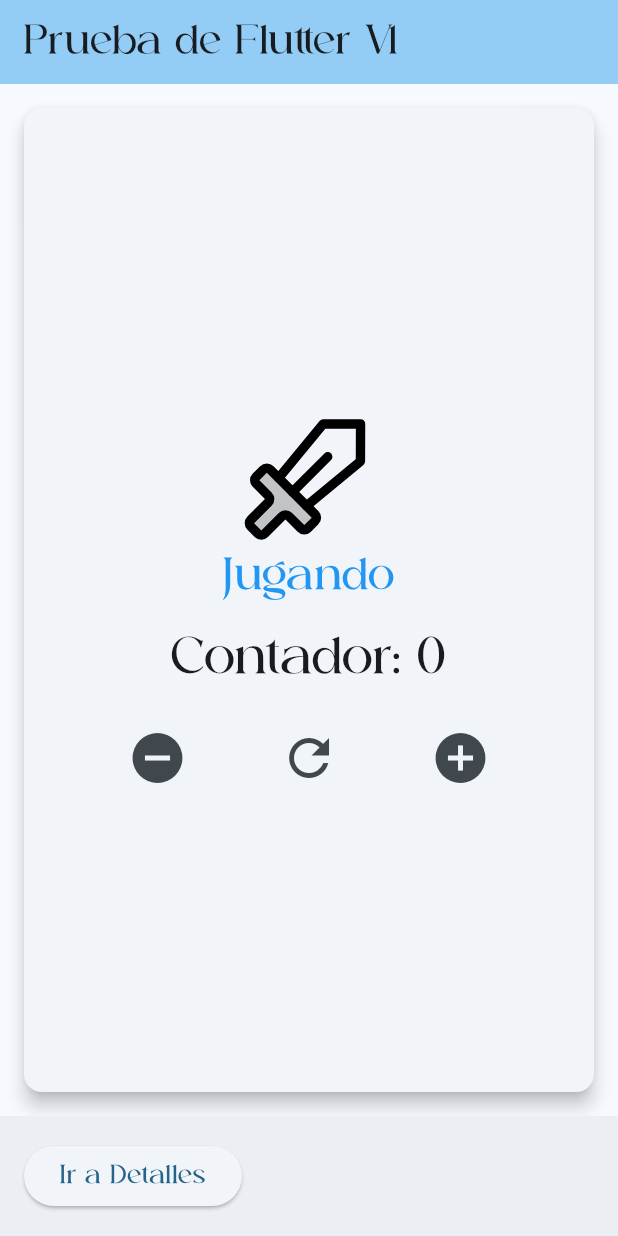
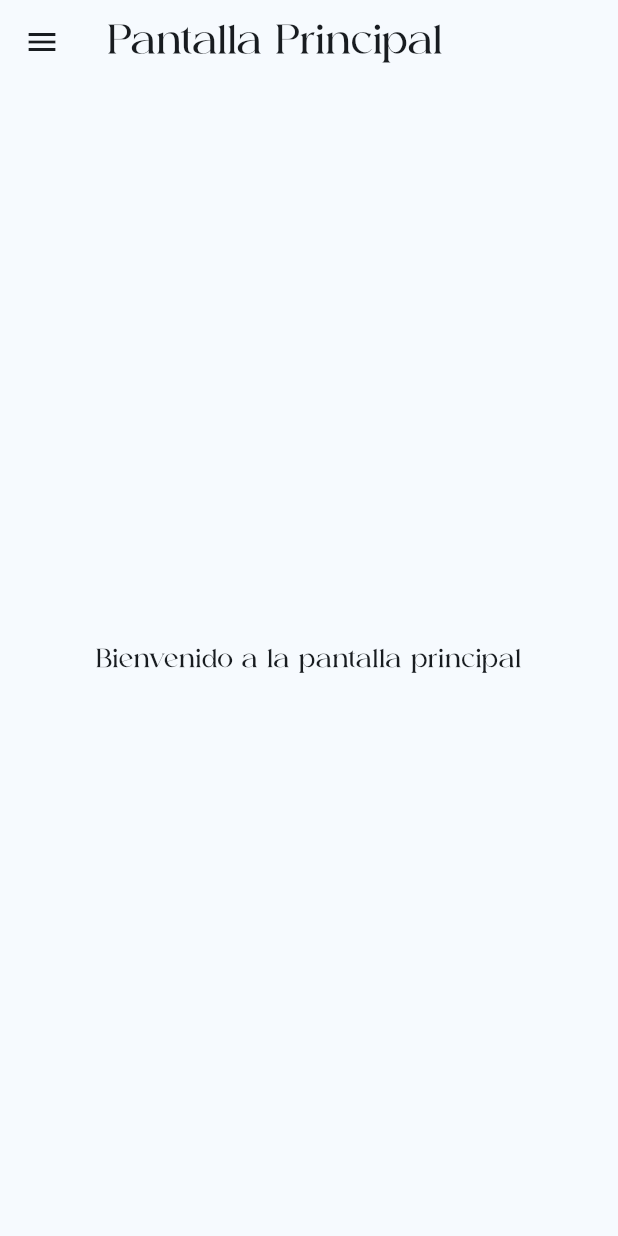
Before and after one commit to RigxorZero/3479A321_2022479012, a Flutter app: the screen it shows after launch, on a phone screen of 412 x 824 dp. Run offline on Flutter 3.47's test engine with Material 3 defaults, Android fonts, the light colour scheme and no system bars; our stand-ins replace logger.

Commit message:
Primera parte laboratorio 6
Añadí la pestaña auditoria

```diff
--- a/lib/main.dart
+++ b/lib/main.dart
@@ -3,6 +3,7 @@ import 'package:logger/logger.dart';
 import 'pages/my_home_page.dart';
 import 'pages/detail_screen.dart';
 import 'pages/about_screen.dart';
+import 'pages/audit_screen.dart';
 
 void main() {
   runApp(const MyApp());
@@ -24,10 +25,11 @@ class MyApp extends StatelessWidget {
         colorScheme: ColorScheme.fromSeed(seedColor: const Color.fromARGB(255, 9, 89, 126)),
         useMaterial3: true,
       ),
-      home: const MyHomePage(title: 'Prueba de Flutter V1'),
+      home: const MyHomePage(title: 'Pantalla Principal'),
       routes: {
         '/detail': (context) => const DetailScreen(),
         '/about': (context) => const AboutScreen(),
+        '/audit': (context) => const AuditScreen(),
       },
     );
   }
--- a/lib/pages/my_home_page.dart
+++ b/lib/pages/my_home_page.dart
@@ -1,9 +1,8 @@
 import 'package:flutter/material.dart';
-import 'package:flutter_svg/flutter_svg.dart';
 import 'package:logger/logger.dart';
 
 class MyHomePage extends StatefulWidget {
-  const MyHomePage({super.key, required this.title});
+  const MyHomePage({Key? key, required this.title}) : super(key: key);
 
   final String title;
 
@@ -12,134 +11,62 @@ class MyHomePage extends StatefulWidget {
 }
 
 class _MyHomePageState extends State<MyHomePage> {
-  int _counter = 0;
   var logger = Logger();
-
-  // Función para incrementar el contador
-  void _incrementCounter() {
-    setState(() {
-      _counter++;
-    });
-    logger.i("Counter incremented to $_counter");
-  }
-
-  // Función para disminuir el contador
-  void _decrementCounter() {
-    setState(() {
-      _counter--;
-    });
-    logger.i("Counter decremented to $_counter");
-  }
-
-  // Función para reiniciar el contador
-  void _resetCounter() {
-    setState(() {
-      _counter = 0;
-    });
-    logger.i("Counter reset to $_counter");
-  }
-
-  // Método que retorna el mensaje y el ícono basado en el valor del contador
-  Widget _getMessageIcon() {
-    if (_counter > 5) {
-      return Column(
-        children: [
-          SvgPicture.asset(
-            'assets/icons/finn.svg',
-            width: 100,
-            height: 100,
-          ),
-          const Text("¡Victoria!", style: TextStyle(fontSize: 24, color: Colors.green)),
-        ],
-      );
-    } else if (_counter < -5) {
-      return Column(
-        children: [
-          SvgPicture.asset(
-            'assets/icons/ghost.svg',
-            width: 100,
-            height: 100,
-          ),
-          const Text("Derrota", style: TextStyle(fontSize: 24, color: Colors.red)),
-        ],
-      );
-    } else {
-      return Column(
-        children: [
-          SvgPicture.asset(
-            'assets/icons/sword.svg',
-            width: 100,
-            height: 100,
-          ),
-          const Text("Jugando", style: TextStyle(fontSize: 24, color: Colors.blue)),
-        ],
-      );
-    }
-  }
-
-  BottomAppBar btn_bar() {
-    return BottomAppBar(
-      child: Row(
-        children: [
-          ElevatedButton(
-              onPressed: () {
-                Navigator.pushNamed(context, '/detail');
-              },
-              child: const Text("Ir a Detalles"),
-            ),
-        ],
-      ),
-    );
-  }
 
   @override
   Widget build(BuildContext context) {
-    logger.i("Building MyHomePage widget");
-
     return Scaffold(
       appBar: AppBar(
-        backgroundColor: Theme.of(context).colorScheme.inversePrimary,
         title: Text(widget.title),
       ),
-      body: Center(
-        child: Card(
-          elevation: 5, // Sombra para la tarjeta
-          margin: const EdgeInsets.all(16), // Espaciado alrededor de la tarjeta
-          child: Padding(
-            padding: const EdgeInsets.all(16), // Espaciado interno
-            child: Column(
-              mainAxisAlignment: MainAxisAlignment.center,
-              children: <Widget>[
-                _getMessageIcon(), // Mostrar icono y mensaje
-                const SizedBox(height: 20), // Espacio entre el mensaje y el contador
-                Text(
-                  'Contador: $_counter',
-                  style: Theme.of(context).textTheme.headlineMedium,
+      drawer: Drawer( // Drawer para el menú
+        child: ListView(
+          padding: EdgeInsets.zero,
+          children: [
+            DrawerHeader(
+              decoration: const BoxDecoration(
+                color: Colors.blue,
               ),
-                const SizedBox(height: 20), // Espacio entre el contador y los botones
-                Row(
-                  mainAxisAlignment: MainAxisAlignment.spaceEvenly,
-                  children: [
-                    IconButton(
-                      onPressed: _decrementCounter, // Funcionalidad para restar
-                      icon: const Icon(Icons.remove_circle, size: 40), // Icono de restar
+              child: Text('Menú Principal', style: TextStyle(fontSize: 24, color: Colors.white)),
             ),
-                    IconButton(
-                      onPressed: _resetCounter, // Funcionalidad para reiniciar
-                      icon: const Icon(Icons.refresh, size: 40), // Icono de reinicio
+            ListTile(
+              leading: const Icon(Icons.home),
+              title: const Text('Inicio'),
+              onTap: () {
+                Navigator.pop(context); // Cierra el Drawer
+                Navigator.pushNamed(context, '/'); // Navega a la pantalla de inicio
+              },
             ),
-                    IconButton(
-                      onPressed: _incrementCounter, // Funcionalidad para sumar
-                      icon: const Icon(Icons.add_circle, size: 40), // Icono de sumar
+            ListTile(
+              leading: const Icon(Icons.info),
+              title: const Text('Detalle'),
+              onTap: () {
+                Navigator.pop(context);
+                Navigator.pushNamed(context, '/detail'); // Navega a la pantalla Detalle
+              },
             ),
-                  ],
+            ListTile(
+              leading: const Icon(Icons.contact_page),
+              title: const Text('Sobre'),
+              onTap: () {
+                Navigator.pop(context);
+                Navigator.pushNamed(context, '/about'); // Navega a la pantalla Sobre
+              },
+            ),
+            ListTile(
+              leading: const Icon(Icons.history),
+              title: const Text('Auditoría'),
+              onTap: () {
+                Navigator.pop(context);
+                Navigator.pushNamed(context, '/audit'); // Navega a la pantalla Auditoría
+              },
             ),
           ],
         ),
       ),
+      body: Center(
+        child: Text('Bienvenido a la pantalla principal'),
       ),
-      ),
-      bottomNavigationBar: btn_bar(),
     );
   }
 }
```
Also changed, not shown: lib/pages/audit_screen.dart (added, +35 -0 lines), pubspec.lock. Lines whose indentation alone changed are shown as unchanged.
